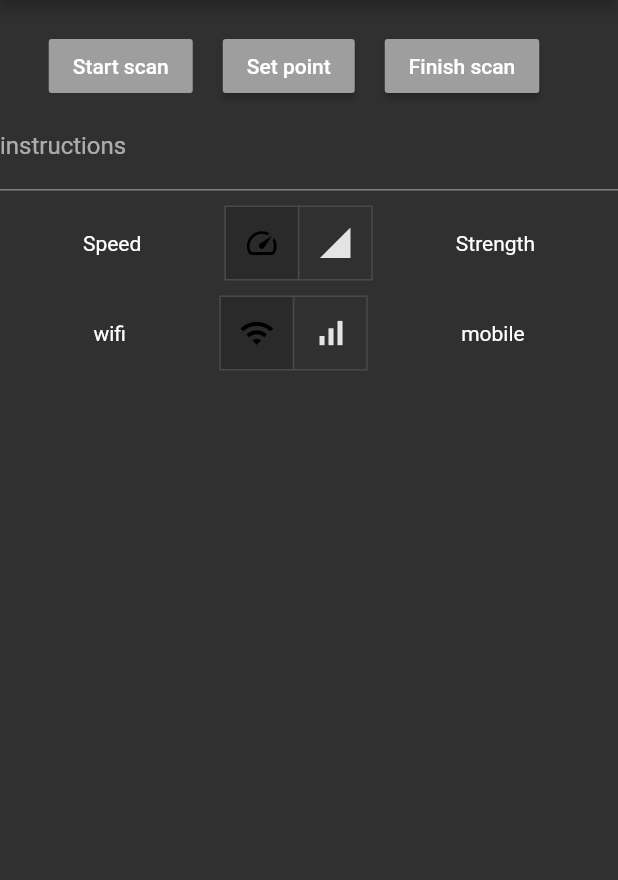
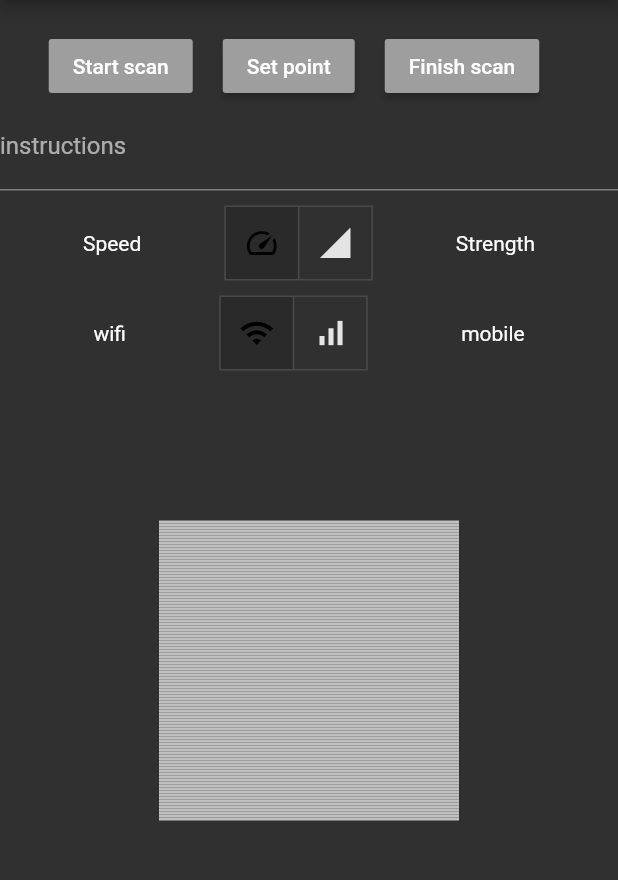
Before and after one commit to NotWorthIt/BetterWifi, a Flutter app: the screen it shows after launch, in the side drawer, after a tap on "Scan", on a phone screen of 412 x 824 dp, the part 84-964 px from its top. Run offline on Flutter 3.47's test engine with Material 2 defaults, Android fonts, the phone set to English and light mode, and no system bars; our stand-ins replace flutter_compass, logger, permission_handler, settings_ui, shared_preferences, wakelock; missing offline and left inert: internet_speed_test, interpolate, wifi_info_plugin.

Commit message:
added another color for "no information"

```diff
--- a/lib/ScanPage.dart
+++ b/lib/ScanPage.dart
@@ -15,7 +15,7 @@ import 'package:interpolate/interpolate.dart';
 import 'package:vector_math/vector_math.dart' hide Colors;
 import 'package:internet_speed_test/internet_speed_test.dart';
 
-var _data = new List.generate(100, (i) => List.filled(100, 0));
+var _data = new List.generate(100, (i) => List.filled(100, -1));
 int _pointCounter = 0;
 bool _scanActive = false;
 
@@ -58,7 +58,13 @@ class GpsPainter extends CustomPainter {
 
     for (int i = 0; i < _data.length; i++) {
       for (int j = 0; j < _data[0].length; j++) {
-        paint1.color = Color.fromARGB(255, interR.eval(_data[i][j].toDouble()).toInt(), interG.eval(_data[i][j].toDouble()).toInt(), 0);
+        if(_data[i][j] == -1){
+          paint1.color = Color.fromARGB(255, 192, 192, 192);
+        }else {
+          paint1.color = Color.fromARGB(
+              255, interR.eval(_data[i][j].toDouble()).toInt(),
+              interG.eval(_data[i][j].toDouble()).toInt(), 0);
+        }
         canvas.drawRect(Offset(offsetHeight + i.toDouble() * sizeRect, offsetHeight + j.toDouble() * sizeRect) & Size(sizeRect, sizeRect), paint1);
       }
     }
@@ -143,7 +149,7 @@ class _ScanPageState extends State<ScanPage> {
   }
 
   void updateColors() {
-    _data = new List.generate(100, (i) => List.filled(100, 0));
+    _data = new List.generate(100, (i) => List.filled(100, -1));
 
     for (int i = 0; i < measurePoints.length; i++) {
       for (int j = 0; j < _data.length; j++) {
```
Also changed, not shown: lib/ScanDetailPage.dart (+9 -7 lines).
